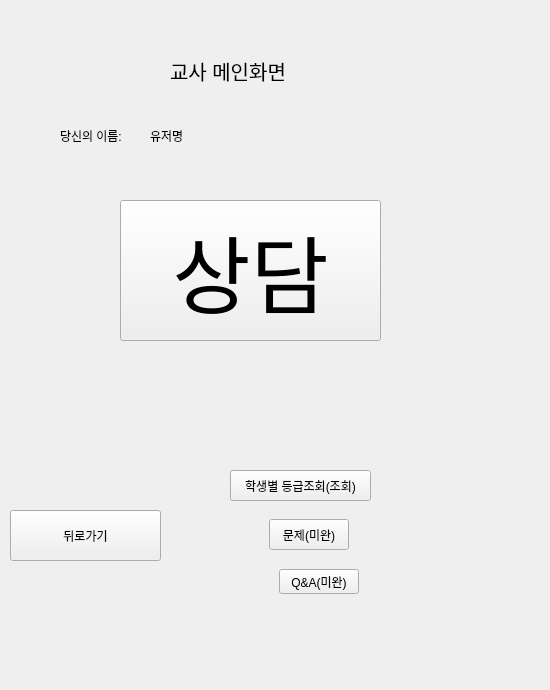
The window that teacher_client.ui (Eduappproject/education_application) describes before a commit, drawn with Qt 5.
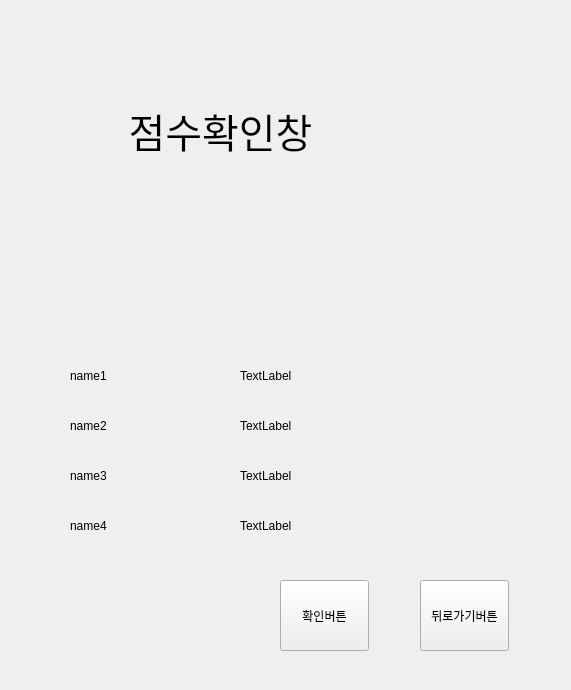
The same window after the commit. The open tabs and pages were chosen to show the change.

Commit message: 교사용 클라이언트 점수확인 함수 조금이랑 교사용UI좀 바꿧습니

The edit to the form file:
```diff
--- a/teacher_client.ui
+++ b/teacher_client.ui
@@ -6,7 +6,7 @@
    <rect>
     <x>0</x>
     <y>0</y>
-    <width>550</width>
+    <width>571</width>
     <height>690</height>
    </rect>
   </property>
@@ -19,8 +19,8 @@
   <widget class="QStackedWidget" name="stackedWidget">
    <property name="geometry">
     <rect>
-     <x>10</x>
-     <y>10</y>
+     <x>0</x>
+     <y>20</y>
      <width>531</width>
      <height>641</height>
     </rect>
@@ -475,18 +475,127 @@
      </property>
     </widget>
    </widget>
+   <widget class="QWidget" name="page_8">
+    <widget class="QLabel" name="label_8">
+     <property name="geometry">
+      <rect>
+       <x>130</x>
+       <y>60</y>
+       <width>251</width>
+       <height>51</height>
+      </rect>
+     </property>
+     <property name="font">
+      <font>
+       <pointsize>29</pointsize>
+      </font>
+     </property>
+     <property name="text">
+      <string>점수확인창</string>
+     </property>
+     <property name="alignment">
+      <set>Qt::AlignCenter</set>
+     </property>
+    </widget>
+    <widget class="QPushButton" name="score_back_pushButton_2">
+     <property name="geometry">
+      <rect>
+       <x>400</x>
+       <y>530</y>
+       <width>89</width>
+       <height>61</height>
+      </rect>
+     </property>
+     <property name="text">
+      <string>뒤로가기</string>
+     </property>
+    </widget>
+    <widget class="QPushButton" name="scorepushButton2">
+     <property name="geometry">
+      <rect>
+       <x>280</x>
+       <y>530</y>
+       <width>89</width>
+       <height>61</height>
+      </rect>
+     </property>
+     <property name="text">
+      <string>점수확인</string>
+     </property>
+    </widget>
+    <widget class="QTableWidget" name="StudentScore_Widget_2">
+     <property name="geometry">
+      <rect>
+       <x>20</x>
+       <y>140</y>
+       <width>431</width>
+       <height>271</height>
+      </rect>
+     </property>
+     <property name="mouseTracking">
+      <bool>false</bool>
+     </property>
+     <property name="dragEnabled">
+      <bool>false</bool>
+     </property>
+     <property name="showGrid">
+      <bool>true</bool>
+     </property>
+     <property name="sortingEnabled">
+      <bool>false</bool>
+     </property>
+     <row>
+      <property name="text">
+       <string>학생이름</string>
+      </property>
+     </row>
+     <row>
+      <property name="text">
+       <string>학생이름</string>
+      </property>
+     </row>
+     <row>
+      <property name="text">
+       <string>학생이름</string>
+      </property>
+     </row>
+     <row>
+      <property name="text">
+       <string>학생이름</string>
+      </property>
+     </row>
+     <column>
+      <property name="text">
+       <string>이 름</string>
+      </property>
+     </column>
+     <column>
+      <property name="text">
+       <string>종 류</string>
+      </property>
+     </column>
+     <column>
+      <property name="text">
+       <string>점 수</string>
+      </property>
+      <property name="textAlignment">
+       <set>AlignLeading|AlignVCenter</set>
+      </property>
+     </column>
+    </widget>
+   </widget>
    <widget class="QWidget" name="page_2">
-    <widget class="QPushButton" name="mainButton_1">
+    <widget class="QPushButton" name="StudentScore_Button_1">
      <property name="geometry">
       <rect>
-       <x>220</x>
-       <y>460</y>
+       <x>380</x>
+       <y>380</y>
        <width>141</width>
        <height>31</height>
       </rect>
      </property>
      <property name="text">
-      <string>학생별 등급조회(조회)</string>
+      <string>학생별 점수조회</string>
      </property>
     </widget>
     <widget class="QPushButton" name="mainButton_2">
@@ -505,8 +614,8 @@
     <widget class="QPushButton" name="mainPageCounselButton">
      <property name="geometry">
       <rect>
-       <x>110</x>
-       <y>190</y>
+       <x>260</x>
+       <y>220</y>
        <width>261</width>
        <height>141</height>
       </rect>
@@ -639,6 +748,159 @@
      </property>
     </widget>
    </widget>
+   <widget class="QWidget" name="page_5">
+    <widget class="QLabel" name="score_name_label1">
+     <property name="geometry">
+      <rect>
+       <x>70</x>
+       <y>340</y>
+       <width>111</width>
+       <height>31</height>
+      </rect>
+     </property>
+     <property name="text">
+      <string>name1</string>
+     </property>
+    </widget>
+    <widget class="QLabel" name="score_name_label2">
+     <property name="geometry">
+      <rect>
+       <x>70</x>
+       <y>390</y>
+       <width>111</width>
+       <height>31</height>
+      </rect>
+     </property>
+     <property name="text">
+      <string>name2</string>
+     </property>
+    </widget>
+    <widget class="QLabel" name="score_name_label3">
+     <property name="geometry">
+      <rect>
+       <x>70</x>
+       <y>440</y>
+       <width>111</width>
+       <height>31</height>
+      </rect>
+     </property>
+     <property name="text">
+      <string>name3</string>
+     </property>
+    </widget>
+    <widget class="QLabel" name="score_name_label4">
+     <property name="geometry">
+      <rect>
+       <x>70</x>
+       <y>490</y>
+       <width>111</width>
+       <height>31</height>
+      </rect>
+     </property>
+     <property name="text">
+      <string>name4</string>
+     </property>
+    </widget>
+    <widget class="QLabel" name="label_22">
+     <property name="geometry">
+      <rect>
+       <x>240</x>
+       <y>340</y>
+       <width>111</width>
+       <height>31</height>
+      </rect>
+     </property>
+     <property name="text">
+      <string>TextLabel</string>
+     </property>
+    </widget>
+    <widget class="QLabel" name="label_23">
+     <property name="geometry">
+      <rect>
+       <x>240</x>
+       <y>390</y>
+       <width>111</width>
+       <height>31</height>
+      </rect>
+     </property>
+     <property name="text">
+      <string>TextLabel</string>
+     </property>
+    </widget>
+    <widget class="QLabel" name="label_24">
+     <property name="geometry">
+      <rect>
+       <x>240</x>
+       <y>440</y>
+       <width>111</width>
+       <height>31</height>
+      </rect>
+     </property>
+     <property name="text">
+      <string>TextLabel</string>
+     </property>
+    </widget>
+    <widget class="QLabel" name="label_25">
+     <property name="geometry">
+      <rect>
+       <x>240</x>
+       <y>490</y>
+       <width>111</width>
+       <height>31</height>
+      </rect>
+     </property>
+     <property name="text">
+      <string>TextLabel</string>
+     </property>
+    </widget>
+    <widget class="QLabel" name="score_check_label">
+     <property name="geometry">
+      <rect>
+       <x>70</x>
+       <y>80</y>
+       <width>301</width>
+       <height>61</height>
+      </rect>
+     </property>
+     <property name="font">
+      <font>
+       <pointsize>30</pointsize>
+      </font>
+     </property>
+     <property name="text">
+      <string>점수확인창</string>
+     </property>
+     <property name="alignment">
+      <set>Qt::AlignCenter</set>
+     </property>
+    </widget>
+    <widget class="QPushButton" name="pushButton">
+     <property name="geometry">
+      <rect>
+       <x>280</x>
+       <y>560</y>
+       <width>89</width>
+       <height>71</height>
+      </rect>
+     </property>
+     <property name="text">
+      <string>확인버튼</string>
+     </property>
+    </widget>
+    <widget class="QPushButton" name="score_check_butoon">
+     <property name="geometry">
+      <rect>
+       <x>420</x>
+       <y>560</y>
+       <width>89</width>
+       <height>71</height>
+      </rect>
+     </property>
+     <property name="text">
+      <string>뒤로가기버튼</string>
+     </property>
+    </widget>
+   </widget>
   </widget>
  </widget>
  <resources/>
```
The commit also changes 4 other files.
